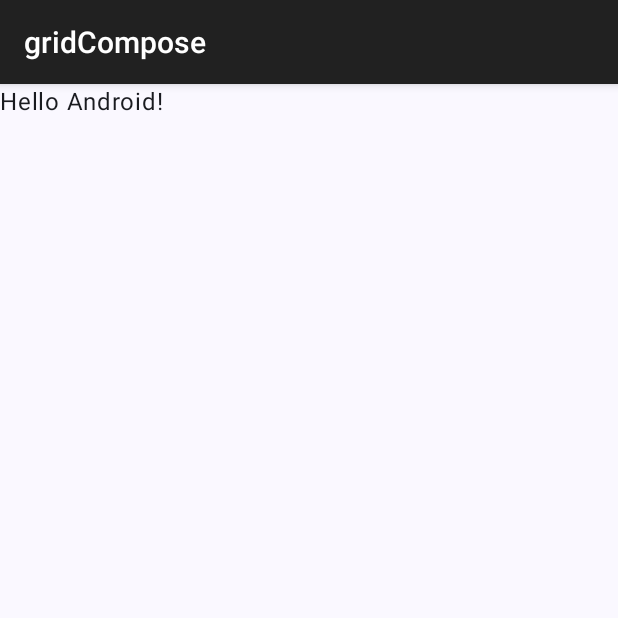
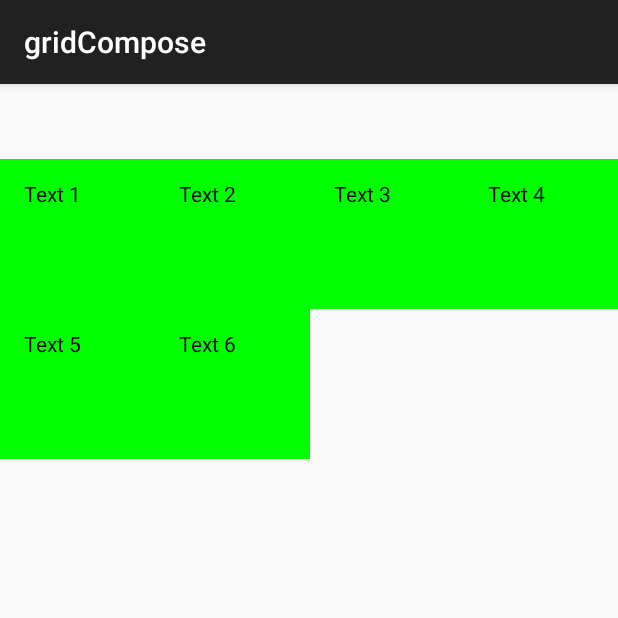
Before and after one commit to pedro-donoso/gridCompose, an Android app built with Jetpack Compose: the screen it shows after launch (MainActivity), on a phone screen of 412 x 824 dp, the top half of it. Run offline under Robolectric (Android 15) with nearby library versions, the phone set to English and light mode, and no system bars.

Commit message:
creo grid

```diff
--- a/app/build.gradle.kts
+++ b/app/build.gradle.kts
@@ -5,7 +5,7 @@ plugins {
 
 android {
     namespace = "com.example.gridcompose"
-    compileSdk = 34
+    compileSdk = 35
 
     defaultConfig {
         applicationId = "com.example.gridcompose"
--- a/app/src/main/java/com/example/gridcompose/MainActivity.kt
+++ b/app/src/main/java/com/example/gridcompose/MainActivity.kt
@@ -1,48 +1,52 @@
 package com.example.gridcompose
 
 import android.os.Bundle
-import androidx.activity.ComponentActivity
 import androidx.activity.compose.setContent
 import androidx.activity.enableEdgeToEdge
 import androidx.appcompat.app.AppCompatActivity
+import androidx.compose.foundation.background
+import androidx.compose.foundation.layout.Box
 import androidx.compose.foundation.layout.fillMaxSize
 import androidx.compose.foundation.layout.padding
-import androidx.compose.material3.Scaffold
+import androidx.compose.foundation.layout.size
+import androidx.compose.foundation.lazy.grid.GridCells
+import androidx.compose.foundation.lazy.grid.LazyVerticalGrid
+import androidx.compose.foundation.lazy.grid.items
 import androidx.compose.material3.Text
 import androidx.compose.runtime.Composable
 import androidx.compose.ui.Modifier
-import androidx.compose.ui.tooling.preview.Preview
-import com.example.gridcompose.ui.theme.GridComposeTheme
+import androidx.compose.ui.graphics.Color
+import androidx.compose.ui.unit.dp
 
 class MainActivity : AppCompatActivity() {
     override fun onCreate(savedInstanceState: Bundle?) {
         super.onCreate(savedInstanceState)
         enableEdgeToEdge()
         setContent {
-            GridComposeTheme {
-                Scaffold(modifier = Modifier.fillMaxSize()) { innerPadding ->
-                    Greeting(
-                        name = "Android",
-                        modifier = Modifier.padding(innerPadding)
-                    )
-                }
-            }
+            MainScreen()
         }
     }
 }
 
 @Composable
-fun Greeting(name: String, modifier: Modifier = Modifier) {
-    Text(
-        text = "Hello $name!",
-        modifier = modifier
-    )
-}
+fun MainScreen() {
 
-@Preview(showBackground = true)
-@Composable
-fun GreetingPreview() {
-    GridComposeTheme {
-        Greeting("Android")
+    val list = listOf("Text 1", "Text 2", "Text 3", "Text 4", "Text 5", "Text 6")
+
+    LazyVerticalGrid(
+        columns = GridCells.Fixed(4),
+        modifier = Modifier.fillMaxSize().padding(top = 106.dp)
+    ) {
+        items(list) {
+            Box(
+                modifier = Modifier.background(Color.Green)
+                    .size(100.dp)
+            ) {
+                Text(
+                    text = it,
+                    modifier = Modifier.padding(16.dp)
+                )
+            }
+        }
     }
 }
```
